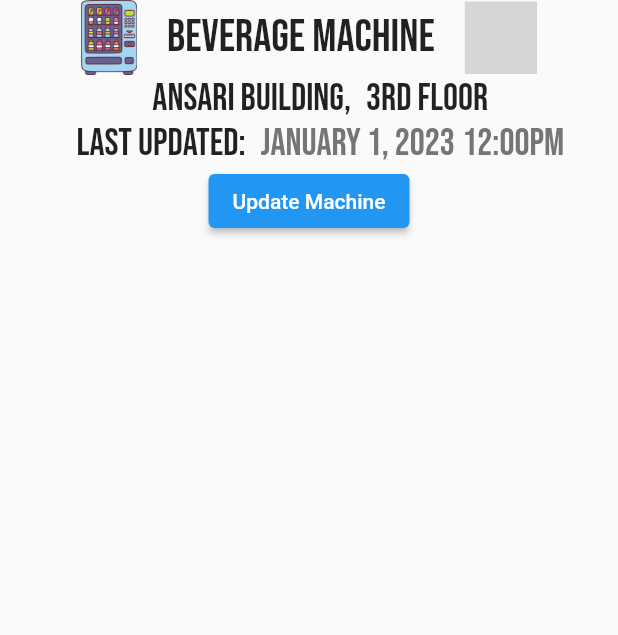
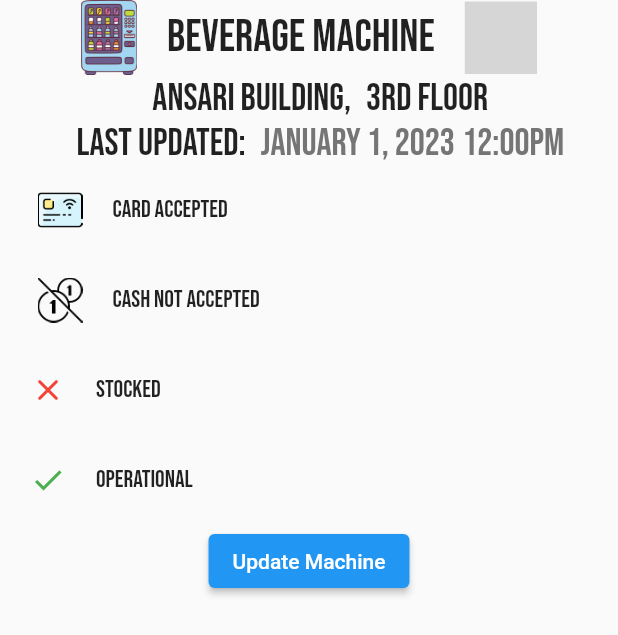
Before and after one commit to DuckieOnQuacks/Vendi, a Flutter app: the MachineBottomSheet widget shown alone on an empty page, opened directly with empty values, on a phone screen of 412 x 824 dp. Shown: the top 635 px of the screen. Run offline on Flutter 3.47's test engine with Material 2 defaults, Android fonts, the phone set to English and light mode, and no system bars; our stand-ins replace camera, cloud_firestore, firebase_auth, firebase_core, firebase_storage, geolocator and 3 more; missing offline and left inert: favorite_button; accounts and stored records are empty; grey boxes are pictures that could not be loaded.

Commit message:
machine bottom sheet update

```diff
--- a/app_prototype/lib/machine_bottom_sheet.dart
+++ b/app_prototype/lib/machine_bottom_sheet.dart
@@ -79,8 +79,60 @@ class _MachineBottomSheetState extends State<MachineBottomSheet> {
             Text('12:00pm', style: GoogleFonts.getFont('Bebas Neue', fontSize: 25, color: Colors.grey[600])),
           ],
         ),
+
         Row(
-          mainAxisAlignment: MainAxisAlignment.end,
+          mainAxisAlignment: MainAxisAlignment.start,
+          children: [
+            Expanded(
+              child: Column(
+                children: [
+                  Row(
+                    mainAxisAlignment: MainAxisAlignment.start,
+                    children: [
+                      const SizedBox(height: 60),
+                      const SizedBox(width: 20),
+                      SizedBox(width: 5),
+                      Image.asset('assets/images/card.png', height: 30),
+                      SizedBox(width: 20),
+                      Text('Card accepted', style: GoogleFonts.bebasNeue(fontSize: 16)),
+                    ],
+                  ),
+                  Row(
+                    mainAxisAlignment: MainAxisAlignment.start,
+                    children: [
+                      const SizedBox(height: 60),
+                      const SizedBox(width: 20),
+                      SizedBox(width: 5),
+                      Image.asset('assets/images/nocash.png', height: 30),
+                      SizedBox(width: 20),
+                      Text('cash not accepted', style: GoogleFonts.bebasNeue(fontSize: 16)),
+                    ],
+                  ),
+                  Row(
+                    mainAxisAlignment: MainAxisAlignment.start,
+                    children: [
+                      const SizedBox(height: 60),
+                      const SizedBox(width: 20),
+                      const Icon(Icons.clear_rounded, color: Colors.red),
+                      const SizedBox(width: 20),
+                      Text('Stocked', style: GoogleFonts.bebasNeue(fontSize: 16)),
+                    ],
+                  ),
+                  Row(
+                    mainAxisAlignment: MainAxisAlignment.start,
+                    children: [
+                      const SizedBox(height: 60),
+                      const SizedBox(width: 20),
+                      const Icon(Icons.check, color: Colors.green),
+                      const SizedBox(width: 20),
+                      Text('Operational', style: GoogleFonts.bebasNeue(fontSize: 16)),
+                    ],
+                  ),
+                ],
+              ),
+            ),
+            Expanded(
+              child: Column(
                 children: [
                   selectedMachine?.imagePath == ''
                       ? const SizedBox.shrink()
@@ -88,6 +140,9 @@ class _MachineBottomSheetState extends State<MachineBottomSheet> {
                     width: 200,
                     height: 250,
                     child: Image.network(selectedMachine!.imagePath),
+                  ),
+                ],
+              ),
             ),
           ],
         ),
```
Also changed, not shown: app_prototype/assets/images/card.png (added), app_prototype/assets/images/cash.png (added), app_prototype/assets/images/nocard.png (added), app_prototype/assets/images/nocash.png (added). Lines whose indentation alone changed are shown as unchanged.
